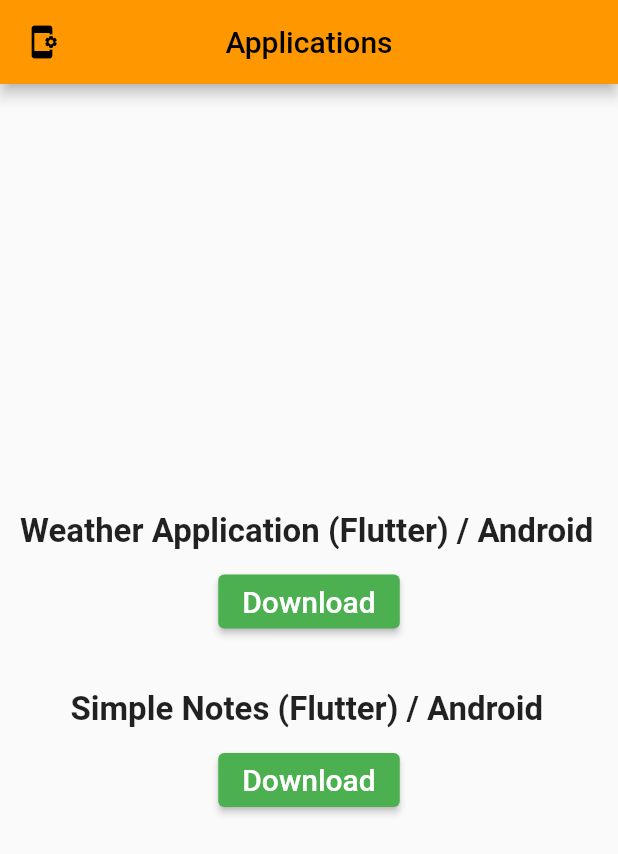
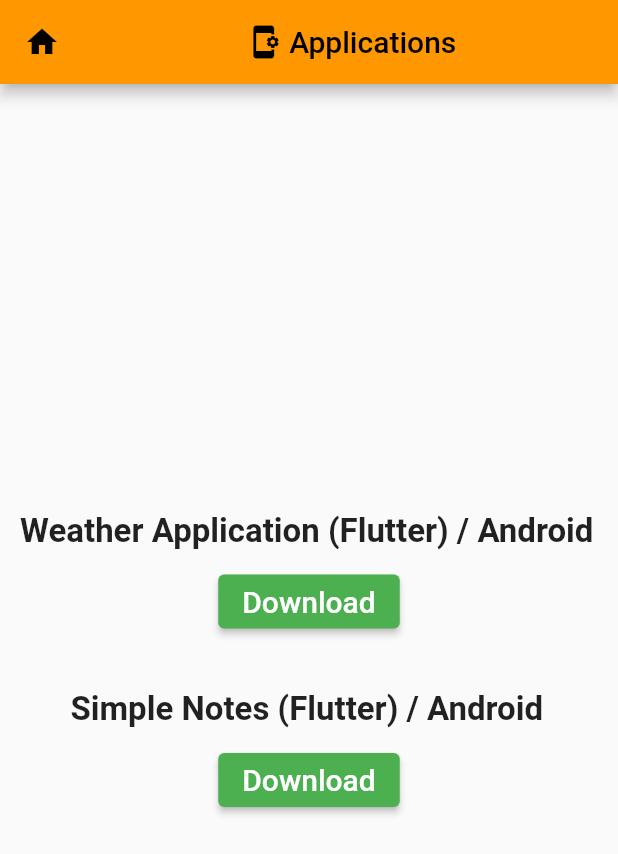
Before and after one commit to Ed-Movchan/Flutter-Web-Site, a Flutter app: the screen it shows after launch, after a tap on "Applications", on a phone screen of 412 x 824 dp. Shown: the top 854 px of the screen. Run offline on Flutter 3.47's test engine with Material 2 defaults, Android fonts, the phone set to English and light mode, and no system bars; our stand-ins replace animated_text_kit, marquee; missing offline and left inert: dart:html.

Commit message:
Add info in CV, add button HOME

```diff
--- a/lib/application.dart
+++ b/lib/application.dart
@@ -6,8 +6,19 @@ class Application extends StatelessWidget {
   Widget build(BuildContext context) {
     return Scaffold(
       appBar: AppBar(
-        leading: Icon(Icons.app_settings_alt),
-        title: Text('Applications'),
+        leading: IconButton(
+          icon: Icon(Icons.home),
+          onPressed: () => Navigator.of(context).pop(),
+        ),
+        title: Row(mainAxisAlignment: MainAxisAlignment.center,
+          children: [
+            Padding(
+              padding: const EdgeInsets.only(right: 5),
+              child: Icon(Icons.app_settings_alt),
+            ),
+            Text('Applications')
+          ],
+        ),
         centerTitle: true,
       ),
       body: Center(
--- a/lib/my_home_page.dart
+++ b/lib/my_home_page.dart
@@ -39,8 +39,8 @@ class _MyHomePageState extends State<MyHomePage> {
             text:
                 'Skills: Windows, Windows Server, Linux, MacOS, Android, iOS, '
                 'Active Directory, FTP, SMTP, DHCP, Group Policy, Terminal Server, '
-                'Apache, Nginx, Git, Flutter, Dart, GLPI, Zabbix, Bitrix24, '
-                'HikVision, Mikrotik, GitLab Server, Open Project',
+                'Apache, Nginx, Git, Dart (Flutter), C# (.NET MAUI), GLPI, Zabbix, Bitrix24, '
+                'HikVision, Mikrotik, GitLab Server, Open Project, Headwind MDM',
             style: TextStyle(fontWeight: FontWeight.bold, fontSize: 24),
             scrollAxis: Axis.horizontal,
             crossAxisAlignment: CrossAxisAlignment.start,
@@ -81,7 +81,7 @@ class _MyHomePageState extends State<MyHomePage> {
             Padding(
               padding: EdgeInsets.only(bottom: 20),
               child: SelectableText(
-                'Last updated: 31 Oktober 2022',
+                'Last updated: 02 February 2023',
                 style: TextStyle(fontSize: 24, fontWeight: FontWeight.bold),
               ),
             ),
@@ -190,7 +190,7 @@ class _MyHomePageState extends State<MyHomePage> {
                         style: TextStyle(
                             color: Colors.black54,
                             fontWeight: FontWeight.bold,
-                            fontSize: 18),
+                            fontSize: 16),
                       ),
                     ),
                   ],
@@ -248,7 +248,7 @@ class _MyHomePageState extends State<MyHomePage> {
                         style: TextStyle(
                             color: Colors.black54,
                             fontWeight: FontWeight.bold,
-                            fontSize: 18),
+                            fontSize: 16),
                       ),
                     ),
                   ],
```
Also changed, not shown: lib/certifications.dart (+18 -4 lines), lib/cv.dart (+16 -5 lines), assets/eduard_movchan_cv.png, assets/loader.jpg (deleted), pubspec.lock, 1 other file.
